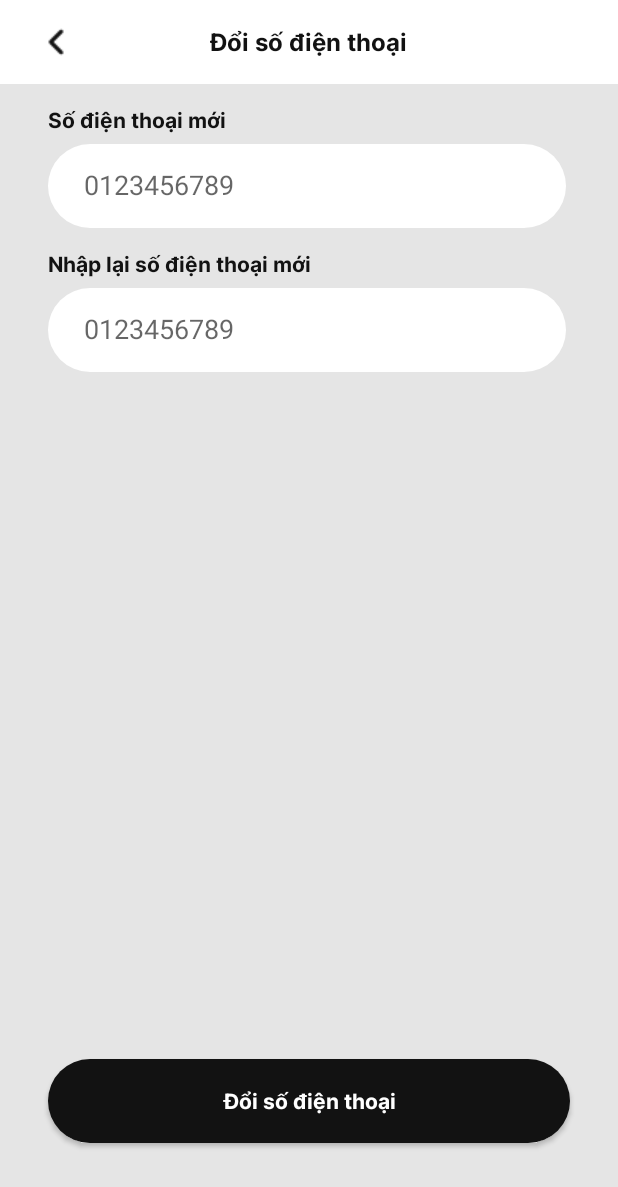
After one commit to WhynotWang22/Ungdungmuadocongsonams_LTMT12, an Android app: the layout activity_change_number.xml on its own in the app's theme, with its tools: preview values and no code run, on a phone screen of 412 x 824 dp. The commit adds this screen. Shown: the top 1187 px of the screen. Run offline under Robolectric (Android 15) with nearby library versions, the phone set to English and light mode, and no system bars.

Commit message:
update screen change pass, number

```diff
--- /dev/null
+++ b/app/src/main/res/drawable/bg_ed_pass.xml
@@ -0,0 +1,6 @@
+<?xml version="1.0" encoding="utf-8"?>
+<shape xmlns:android="http://schemas.android.com/apk/res/android">
+<padding android:bottom="17dp" android:left="24dp" android:top="17dp"/>
+    <corners android:radius="32dp"/>
+    <solid android:color="@color/white"/>
+</shape>
--- /dev/null
+++ b/app/src/main/res/layout/activity_change_number.xml
@@ -0,0 +1,100 @@
+<?xml version="1.0" encoding="utf-8"?>
+<RelativeLayout xmlns:android="http://schemas.android.com/apk/res/android"
+    xmlns:app="http://schemas.android.com/apk/res-auto"
+    xmlns:tools="http://schemas.android.com/tools"
+    android:layout_width="match_parent"
+    android:layout_height="match_parent"
+    android:background="#E5E5E5"
+    tools:context=".activity.ChangePasswordActivity">
+
+    <RelativeLayout
+        android:id="@+id/relativeLayout_number"
+        android:layout_width="match_parent"
+        android:layout_height="56dp"
+        android:background="@color/white"
+        tools:ignore="MissingConstraints"
+        tools:layout_editor_absoluteX="1dp"
+        tools:layout_editor_absoluteY="1dp">
+
+        <ImageView
+            android:id="@+id/btnback_change_number"
+            android:layout_width="24dp"
+            android:layout_height="24dp"
+            android:layout_centerVertical="true"
+            android:layout_marginLeft="25dp"
+            android:src="@drawable/btnback" />
+
+        <TextView
+            android:layout_width="wrap_content"
+            android:layout_height="wrap_content"
+            android:layout_centerInParent="true"
+            android:layout_centerHorizontal="true"
+            android:fontFamily="@font/interbold"
+            android:text="Đổi số điện thoại"
+            android:textColor="@color/mauchu"
+            android:textSize="16dp" />
+
+    </RelativeLayout>
+
+    <LinearLayout
+        android:layout_width="409dp"
+        android:layout_height="855dp"
+        android:orientation="vertical"
+        app:layout_constraintBottom_toBottomOf="parent"
+        app:layout_constraintEnd_toEndOf="parent"
+        app:layout_constraintHorizontal_bias="0.5"
+        app:layout_constraintStart_toStartOf="parent"
+        app:layout_constraintTop_toBottomOf="@+id/relativeLayout_number"
+        app:layout_constraintVertical_bias="0.5"
+        android:layout_below="@+id/relativeLayout_number">
+        <TextView
+            android:layout_width="match_parent"
+            android:layout_height="wrap_content"
+            android:paddingLeft="32dp"
+            android:fontFamily="@font/interbold"
+            android:text="Số điện thoại mới"
+            android:textColor="@color/mauchu"
+            android:textSize="14dp"
+            android:layout_marginTop="14dp"/>
+        <EditText
+            android:layout_width="match_parent"
+            android:layout_height="56dp"
+            android:id="@+id/ed_sdt_moi"
+            android:hint="0123456789"
+            android:background="@drawable/bg_ed_pass"
+            android:layout_marginLeft="32dp"
+            android:layout_marginRight="32dp"
+            android:layout_marginTop="6dp" />
+        <TextView
+            android:layout_width="match_parent"
+            android:layout_height="wrap_content"
+            android:paddingLeft="32dp"
+            android:fontFamily="@font/interbold"
+            android:text="Nhập lại số điện thoại mới"
+            android:textColor="@color/mauchu"
+            android:textSize="14dp"
+            android:layout_marginTop="14dp"/>
+        <EditText
+            android:layout_width="match_parent"
+            android:layout_height="56dp"
+            android:id="@+id/ed_nhap_lai_sdt"
+            android:hint="0123456789"
+            android:background="@drawable/bg_ed_pass"
+            android:layout_marginLeft="32dp"
+            android:layout_marginRight="32dp"
+            android:layout_marginTop="6dp" />
+    </LinearLayout>
+    <Button
+        android:layout_width="match_parent"
+        android:layout_height="56dp"
+        android:id="@+id/btn_change_sdt"
+        android:text="Đổi số điện thoại"
+        android:background="@drawable/bg_button"
+        android:layout_marginLeft="32dp"
+        android:layout_marginRight="32dp"
+        android:textColor="@color/white"
+        android:textAllCaps="false"
+        android:fontFamily="@font/interbold"
+        android:layout_alignParentBottom="true"
+        android:layout_marginBottom="62dp"/>
+</RelativeLayout>
--- a/build.gradle
+++ b/build.gradle
@@ -1,7 +1,7 @@
 // Top-level build file where you can add configuration options common to all sub-projects/modules.
 plugins {
-    id 'com.android.application' version '7.2.1' apply false
-    id 'com.android.library' version '7.2.1' apply false
+    id 'com.android.application' version '7.3.0' apply false
+    id 'com.android.library' version '7.3.0' apply false
 }
 
 task clean(type: Delete) {
```
Also changed, not shown: app/src/main/AndroidManifest.xml (+14 -0 lines), app/src/main/java/com/whynotquang/ungdungmuadocongsonam_ltmt12/activity/ChangeNumberActivity.java (added, +16 -0 lines), app/src/main/java/com/whynotquang/ungdungmuadocongsonam_ltmt12/activity/ChangePasswordActivity.java (added, +16 -0 lines), app/src/main/res/layout/activity_change_password.xml (added, +118 -0 lines), app/src/main/res/layout/fragment_category.xml (+103 -1 lines), app/src/main/res/drawable/btnback.png (added), app/src/main/res/drawable/hoodies.png (added), app/src/main/res/drawable/jacket.png (added), app/src/main/res/drawable/shirts.png (added), app/src/main/res/drawable/tshirt.png (added), gradle/wrapper/gradle-wrapper.properties.
